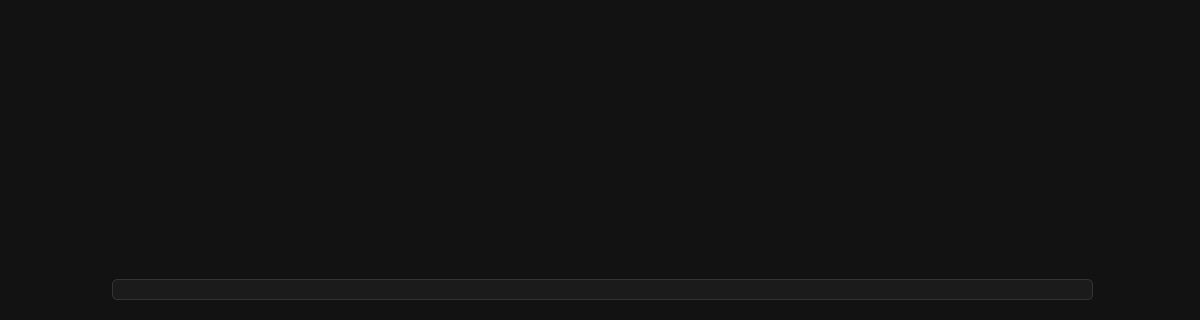
First picture: the form in Platwo/widget.ui, repository Carbon-128X/CarbonApollo-PlaTwo, before the edit; both pictures show x 0 to 1200 and y 380 to 700 of the 1200 by 700 pixel window.
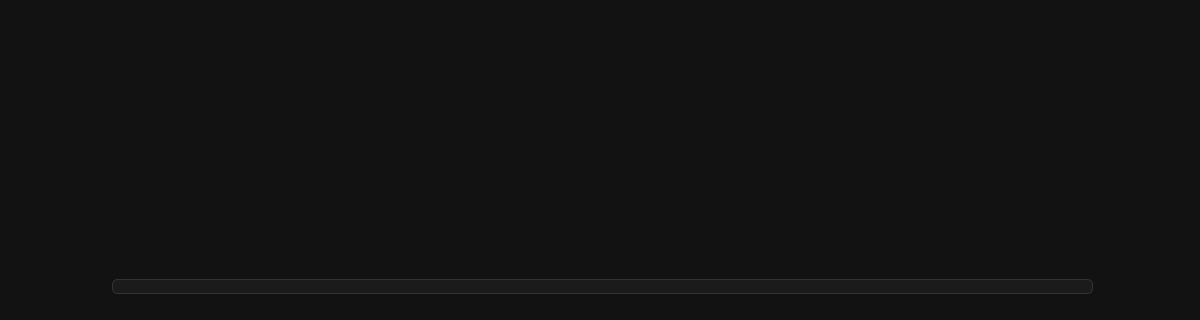
Second picture: the form after the edit.

Diff of the .ui file:
```diff
--- a/Platwo/widget.ui
+++ b/Platwo/widget.ui
@@ -55,7 +55,7 @@
      <x>112</x>
      <y>659</y>
      <width>981</width>
-     <height>21</height>
+     <height>15</height>
     </rect>
    </property>
    <property name="minimumSize">
```
